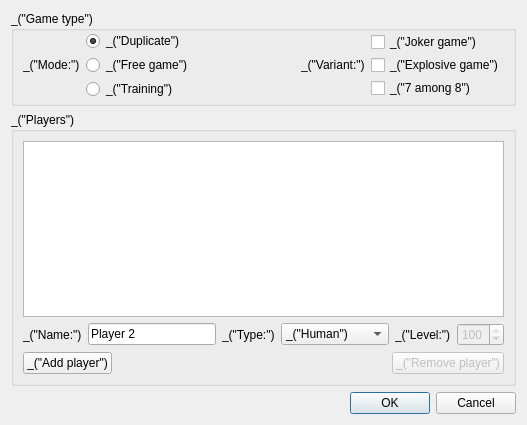
Qt form qt/ui/new_game.ui (cjlano/eliot) before a commit.
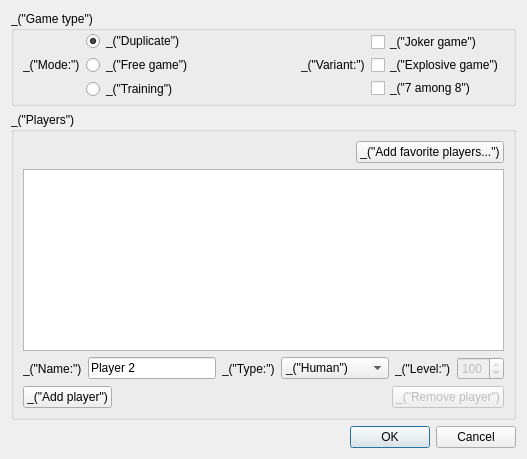
The same form after that commit.

Commit message: NewGame: new button to add favourite players. Also added a popup menu to delete players more easily.

What changed in the file:
```diff
--- a/qt/ui/new_game.ui
+++ b/qt/ui/new_game.ui
@@ -7,7 +7,7 @@
     <x>0</x>
     <y>0</y>
     <width>527</width>
-    <height>425</height>
+    <height>459</height>
    </rect>
   </property>
   <property name="windowTitle">
@@ -133,6 +133,30 @@
       <string>_(&quot;Players&quot;)</string>
      </property>
      <layout class="QVBoxLayout">
+      <item>
+       <layout class="QHBoxLayout" name="horizontalLayout">
+        <item>
+         <spacer name="horizontalSpacer">
+          <property name="orientation">
+           <enum>Qt::Horizontal</enum>
+          </property>
+          <property name="sizeHint" stdset="0">
+           <size>
+            <width>40</width>
+            <height>20</height>
+           </size>
+          </property>
+         </spacer>
+        </item>
+        <item>
+         <widget class="QPushButton" name="buttonAddFav">
+          <property name="text">
+           <string>_(&quot;Add favorite players...&quot;)</string>
+          </property>
+         </widget>
+        </item>
+       </layout>
+      </item>
       <item>
        <widget class="QTableWidget" name="tablePlayers"/>
       </item>
```
The commit also changes 5 other files.
